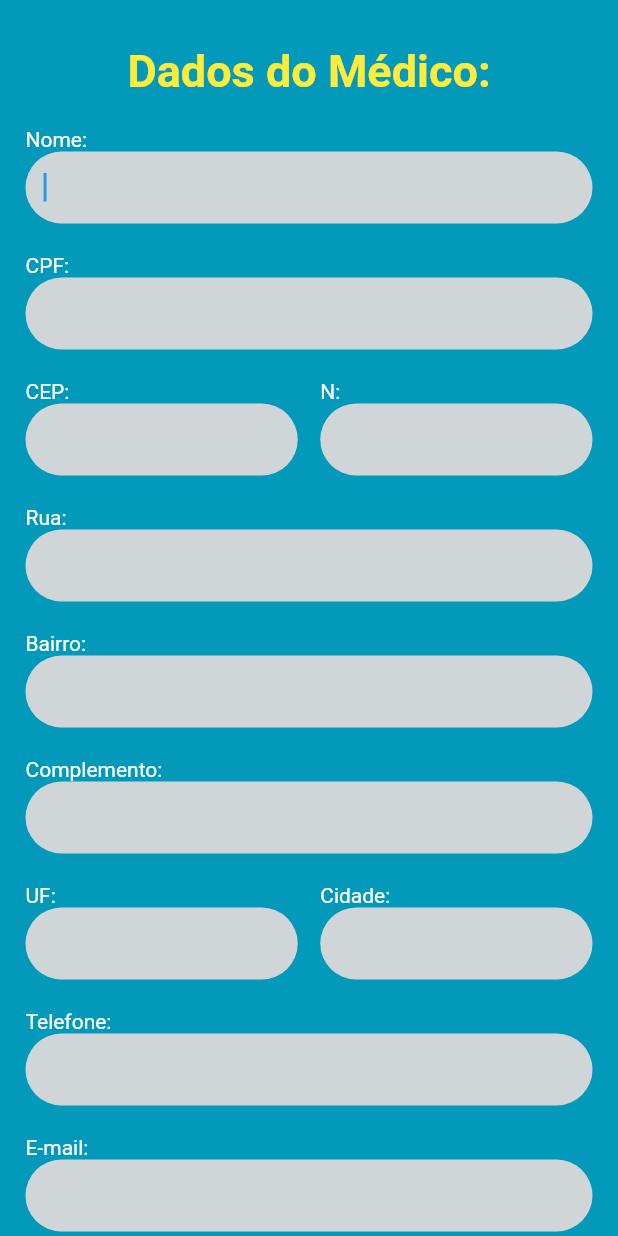
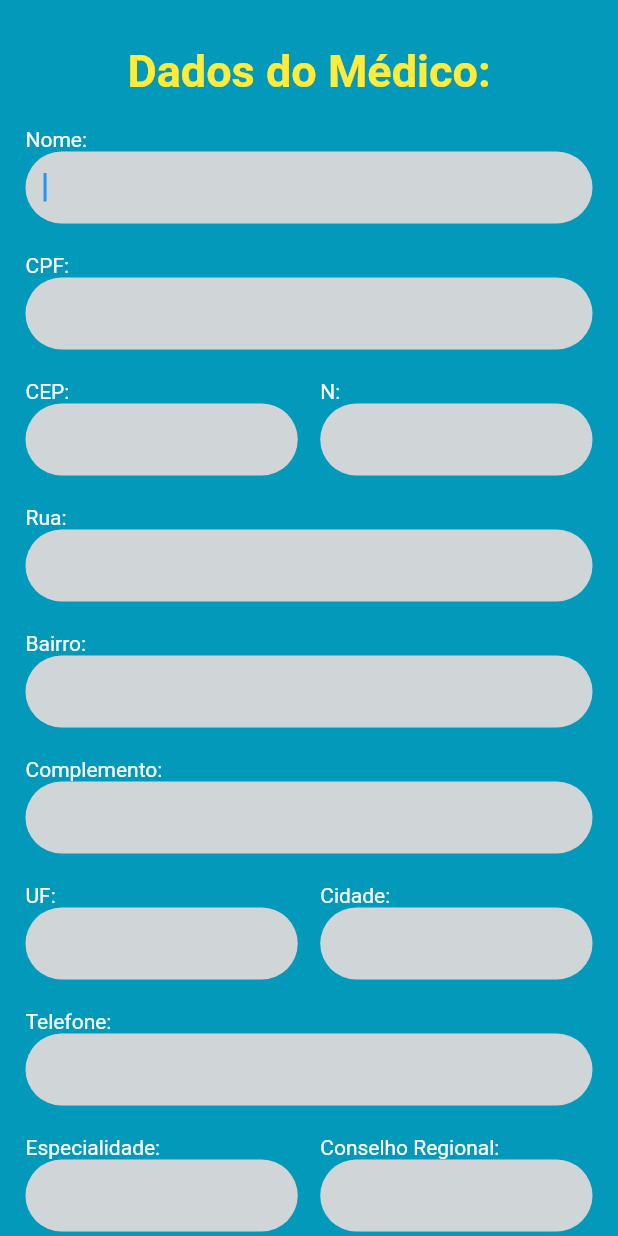
Before and after one commit to flaviobergamini/MedFarmApp, a Flutter app: the SignUpDoctor screen opened directly, on a phone screen of 412 x 824 dp. Run offline on Flutter 3.47's test engine with Material 2 defaults, Android fonts, the phone set to English and light mode, and no system bars; our stand-ins replace flutter_svg, photo_view; network calls fail.

Commit message:
Adicionando campos de especialidade e conselho regional para a tela de cadastro de médico

```diff
--- a/lib/View/SingUpDoctor.dart
+++ b/lib/View/SingUpDoctor.dart
@@ -19,6 +19,8 @@ class _SignUpDoctorState extends State<SignUpDoctor> {
   final stateController = TextEditingController();
   final cityController = TextEditingController();
   final phoneController = TextEditingController();
+  final specialtyController = TextEditingController();
+  final crmController = TextEditingController();
   final emailController = TextEditingController();
   final passwordController = TextEditingController();
 
@@ -104,6 +106,27 @@ class _SignUpDoctorState extends State<SignUpDoctor> {
                 medFarmWidgetsForm.Label("Telefone:"),
                 medFarmWidgetsForm.TextFieldMedFarm(phoneController),
                 const Padding(padding: EdgeInsets.all(10)),
+                Row(
+                  children: <Widget>[
+                    Flexible(
+                        child: Column(
+                          children: <Widget>[
+                            medFarmWidgetsForm.Label("Especialidade:"),
+                            medFarmWidgetsForm.TextFieldMedFarm(specialtyController),
+                          ],
+                        )),
+                    const Padding(padding: EdgeInsets.only(right: 15)),
+                    Flexible(
+                      child: Column(
+                        children: <Widget>[
+                          medFarmWidgetsForm.Label("Conselho Regional:"),
+                          medFarmWidgetsForm.TextFieldMedFarm(crmController),
+                        ],
+                      ),
+                    ),
+                  ],
+                ),
+                const Padding(padding: EdgeInsets.all(10)),
                 medFarmWidgetsForm.Label("E-mail:"),
                 medFarmWidgetsForm.TextFieldMedFarm(emailController),
                 const Padding(padding: EdgeInsets.all(10)),
--- a/lib/main.dart
+++ b/lib/main.dart
@@ -10,7 +10,7 @@ void main() async {
   runApp(
     MaterialApp(
       debugShowCheckedModeBanner: false,
-      home: ClientLoginPage(),
+      home: Login(),
       theme: ThemeData(
         hintColor: Colors.white,
         primaryColor: const Color.fromRGBO(3, 153, 186, 1),
```
